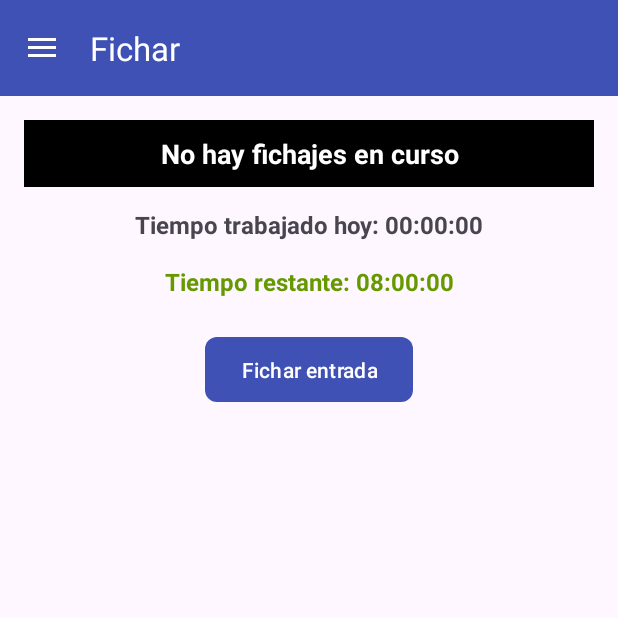
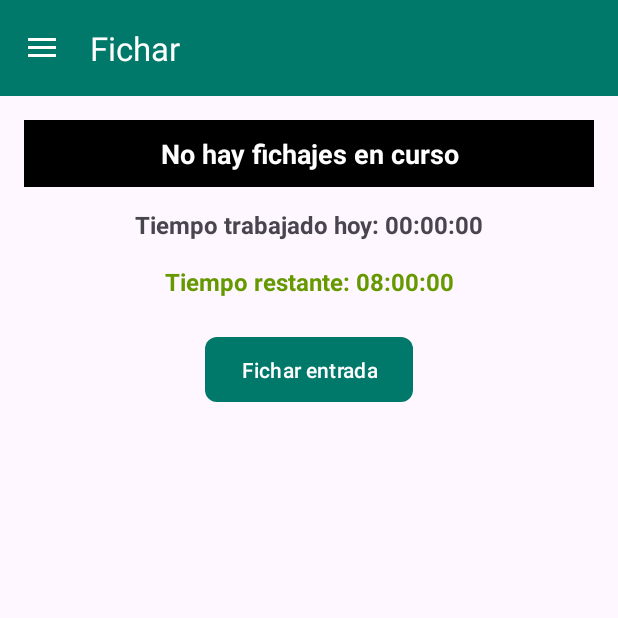
Before and after one commit to ffernandezco/DAS-Proyecto, an Android app: the screen it shows after launch (MainActivity), on a phone screen of 412 x 824 dp, the top half of it. Run offline under Robolectric (Android 15) with nearby library versions, the phone set to English and light mode, and no system bars; our stand-ins replace navigation-ui; 1 statement that could not run was skipped.

Commit message:
Logotipo actualizado y colores

```diff
--- a/app/src/main/AndroidManifest.xml
+++ b/app/src/main/AndroidManifest.xml
@@ -13,7 +13,7 @@
         android:fullBackupContent="@xml/backup_rules"
         android:icon="@mipmap/ic_launcher"
         android:label="@string/app_name"
-        android:roundIcon="@mipmap/ic_launcher_round"
+        android:roundIcon="@mipmap/ic_launcher"
         android:supportsRtl="true"
         android:theme="@style/Base.Theme.DASProyecto"
         tools:targetApi="31">
--- a/app/src/main/java/eus/ehu/dasproyecto/MainActivity.java
+++ b/app/src/main/java/eus/ehu/dasproyecto/MainActivity.java
@@ -6,6 +6,7 @@ import android.content.pm.PackageManager;
 import android.content.res.Configuration;
 import android.os.Build;
 import android.os.Bundle;
+import android.view.View;
 
 import androidx.activity.result.ActivityResultLauncher;
 import androidx.activity.result.contract.ActivityResultContracts;
@@ -44,8 +45,11 @@ public class MainActivity extends AppCompatActivity {
     @Override
     protected void onCreate(Bundle savedInstanceState) {
         applyLanguageFromPreferences();
+        getWindow().getDecorView().setSystemUiVisibility(
+                View.SYSTEM_UI_FLAG_LAYOUT_STABLE | View.SYSTEM_UI_FLAG_LAYOUT_FULLSCREEN);
         super.onCreate(savedInstanceState);
         setContentView(R.layout.activity_main);
+        getWindow().setStatusBarColor(ContextCompat.getColor(this, R.color.primary_dark));
 
         // Setup permission request launcher
         requestPermissionLauncher = registerForActivityResult(
@@ -70,6 +74,7 @@ public class MainActivity extends AppCompatActivity {
         // Configura Toolbar
         Toolbar toolbar = findViewById(R.id.toolbar);
         setSupportActionBar(toolbar);
+        toolbar.setTitleTextColor(ContextCompat.getColor(this, R.color.white));
 
         // DrawerLayout y NavigationView
         drawerLayout = findViewById(R.id.drawer_layout);
--- a/app/src/main/res/layout/activity_main.xml
+++ b/app/src/main/res/layout/activity_main.xml
@@ -1,15 +1,17 @@
-<?xml version="1.0" encoding="utf-8"?>
-<androidx.drawerlayout.widget.DrawerLayout xmlns:android="http://schemas.android.com/apk/res/android"
+<androidx.drawerlayout.widget.DrawerLayout
+    xmlns:android="http://schemas.android.com/apk/res/android"
     xmlns:app="http://schemas.android.com/apk/res-auto"
     xmlns:tools="http://schemas.android.com/tools"
     android:id="@+id/drawer_layout"
     android:layout_width="match_parent"
     android:layout_height="match_parent"
+    android:fitsSystemWindows="true"
     tools:context=".MainActivity">
 
     <androidx.coordinatorlayout.widget.CoordinatorLayout
         android:layout_width="match_parent"
-        android:layout_height="match_parent">
+        android:layout_height="match_parent"
+        android:fitsSystemWindows="true">
 
         <com.google.android.material.appbar.AppBarLayout
             android:layout_width="match_parent"
--- a/app/src/main/res/layout/nav_header.xml
+++ b/app/src/main/res/layout/nav_header.xml
@@ -1,7 +1,7 @@
 <?xml version="1.0" encoding="utf-8"?>
 <LinearLayout xmlns:android="http://schemas.android.com/apk/res/android"
     android:layout_width="match_parent"
-    android:layout_height="176dp"
+    android:layout_height="200dp"
     android:background="@color/primary"
     android:gravity="bottom"
     android:orientation="vertical"
@@ -11,6 +11,7 @@
     <ImageView
         android:layout_width="80dp"
         android:layout_height="80dp"
+        android:src="@mipmap/ic_launcher_adaptive_fore"
         android:contentDescription="@string/app_logo" />
 
     <TextView
--- a/app/src/main/res/mipmap-anydpi-v26/ic_launcher.xml
+++ b/app/src/main/res/mipmap-anydpi-v26/ic_launcher.xml
@@ -1,6 +1,5 @@
 <?xml version="1.0" encoding="utf-8"?>
 <adaptive-icon xmlns:android="http://schemas.android.com/apk/res/android">
-    <background android:drawable="@drawable/ic_launcher_background" />
-    <foreground android:drawable="@drawable/ic_launcher_foreground" />
-    <monochrome android:drawable="@drawable/ic_launcher_foreground" />
+  <background android:drawable="@mipmap/ic_launcher_adaptive_back"/>
+  <foreground android:drawable="@mipmap/ic_launcher_adaptive_fore"/>
 </adaptive-icon>
--- a/app/src/main/res/mipmap-anydpi-v26/ic_launcher_round.xml
+++ /dev/null
@@ -1,6 +0,0 @@
-<?xml version="1.0" encoding="utf-8"?>
-<adaptive-icon xmlns:android="http://schemas.android.com/apk/res/android">
-    <background android:drawable="@drawable/ic_launcher_background" />
-    <foreground android:drawable="@drawable/ic_launcher_foreground" />
-    <monochrome android:drawable="@drawable/ic_launcher_foreground" />
-</adaptive-icon>
--- a/app/src/main/res/values/colors.xml
+++ b/app/src/main/res/values/colors.xml
@@ -2,13 +2,13 @@
 <resources>
     <color name="black">#FF000000</color>
     <color name="white">#FFFFFFFF</color>
-    <color name="colorPrimary">#3F51B5</color>
-    <color name="colorPrimaryDark">#303F9F</color>
-    <color name="colorPrimaryLight">#C5CAE9</color>
-    <color name="primary">#3F51B5</color>
-    <color name="primary_dark">#303F9F</color>
-    <color name="accent">#FF4081</color>
-    <color name="accent_dark">#C2185B</color>
-    <color name="gray_light">#F5F5F5</color>
-    <color name="gray">#9E9E9E</color>
+    <color name="colorPrimary">#00796B</color>
+    <color name="colorPrimaryDark">#00695C</color>
+    <color name="colorPrimaryLight">#00897B</color>
+    <color name="primary">#00796B</color>
+    <color name="primary_dark">#00695C</color>
+    <color name="accent">#00BFA5</color>
+    <color name="accent_dark">#004D40</color>
+    <color name="gray_light">#1DE9B6</color>
+    <color name="gray">#A7FFEB</color>
 </resources>
```
Also changed, not shown: app/src/main/res/drawable/logo_menu.xml (added, +7 -0 lines), app/src/main/res/mipmap-hdpi/ic_launcher.webp (deleted), app/src/main/res/mipmap-hdpi/ic_launcher_round.webp (deleted), app/src/main/res/mipmap-mdpi/ic_launcher.webp (deleted), app/src/main/res/mipmap-mdpi/ic_launcher_round.webp (deleted), app/src/main/res/mipmap-xhdpi/ic_launcher.webp (deleted), app/src/main/res/mipmap-xhdpi/ic_launcher_round.webp (deleted), app/src/main/res/mipmap-xxhdpi/ic_launcher.webp (deleted), app/src/main/res/mipmap-xxhdpi/ic_launcher_round.webp (deleted), app/src/main/res/mipmap-xxxhdpi/ic_launcher.webp (deleted), app/src/main/res/mipmap-xxxhdpi/ic_launcher_round.webp (deleted).
